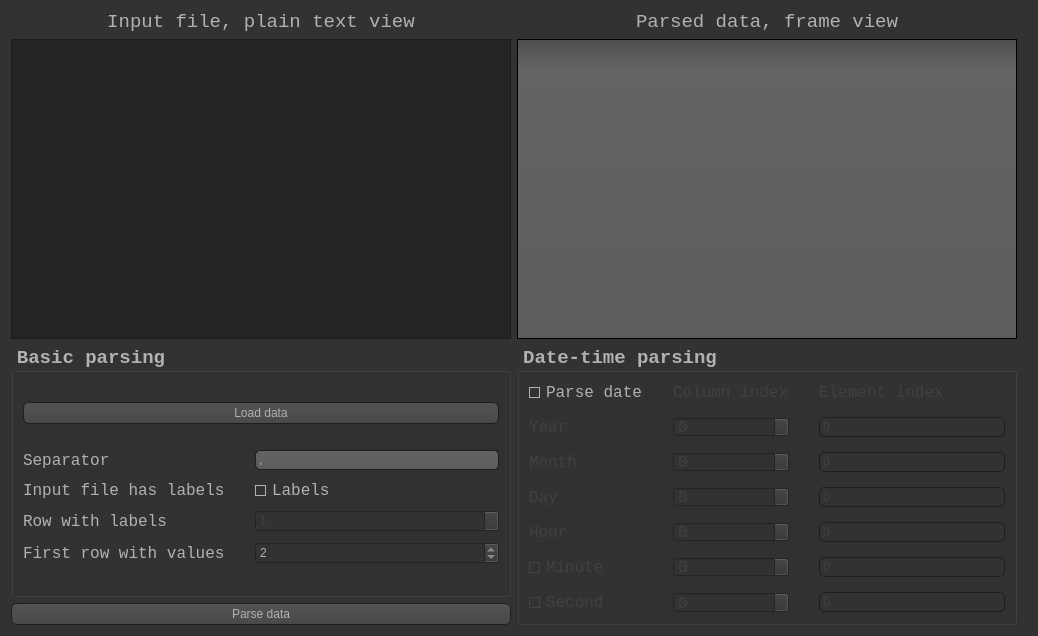
Above: QtGUI/ParseDialog.ui from georgebv/PyEVA before the change. Below: the same form after it.
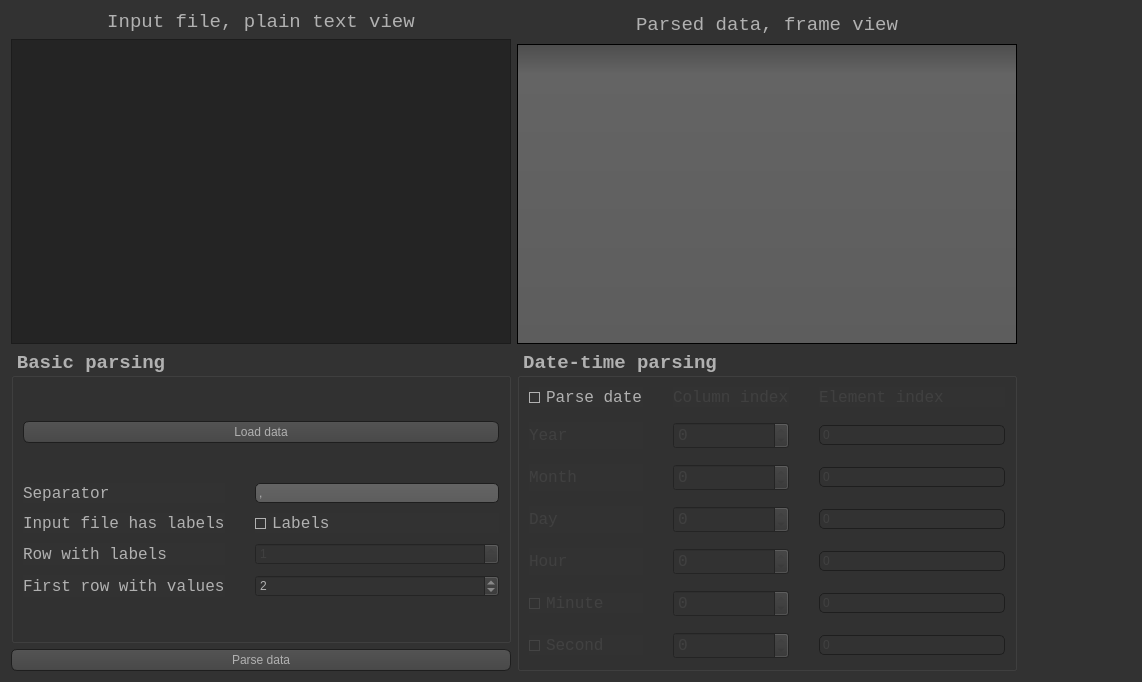
That is the form after the change. Icons and pictures are not drawn.

Patch:
```diff
--- a/QtGUI/ParseDialog.ui
+++ b/QtGUI/ParseDialog.ui
@@ -6,14 +6,14 @@
    <rect>
     <x>0</x>
     <y>0</y>
-    <width>1038</width>
-    <height>636</height>
+    <width>1142</width>
+    <height>682</height>
    </rect>
   </property>
   <property name="minimumSize">
    <size>
-    <width>0</width>
-    <height>0</height>
+    <width>1142</width>
+    <height>682</height>
    </size>
   </property>
   <property name="windowTitle">
```
